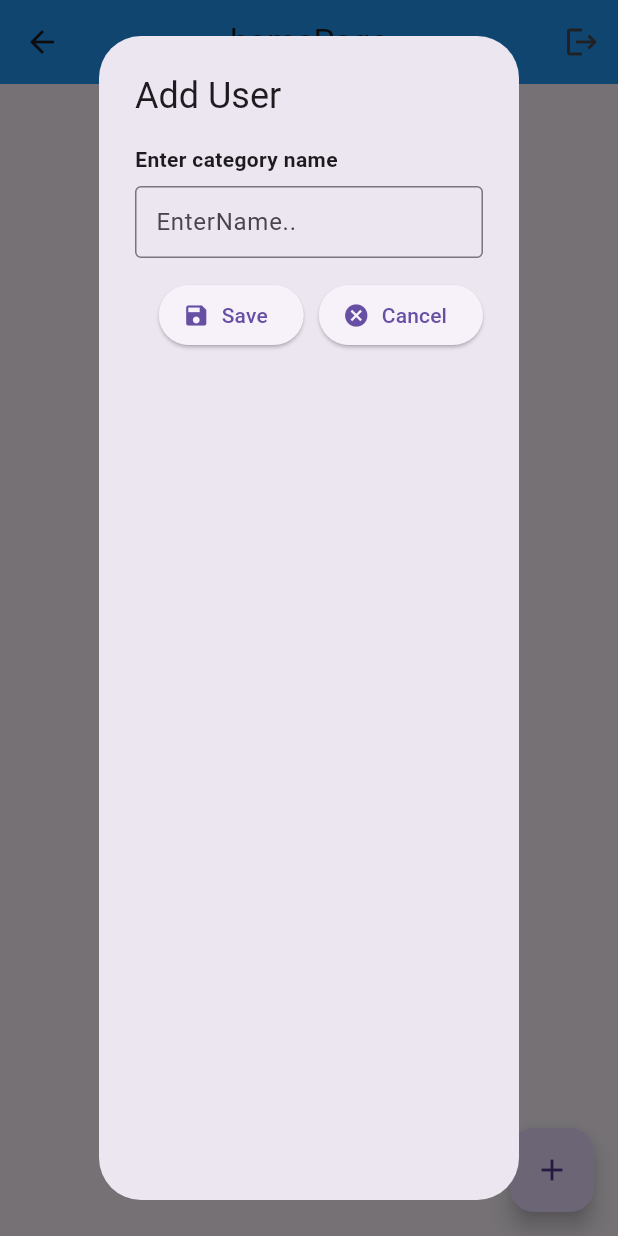
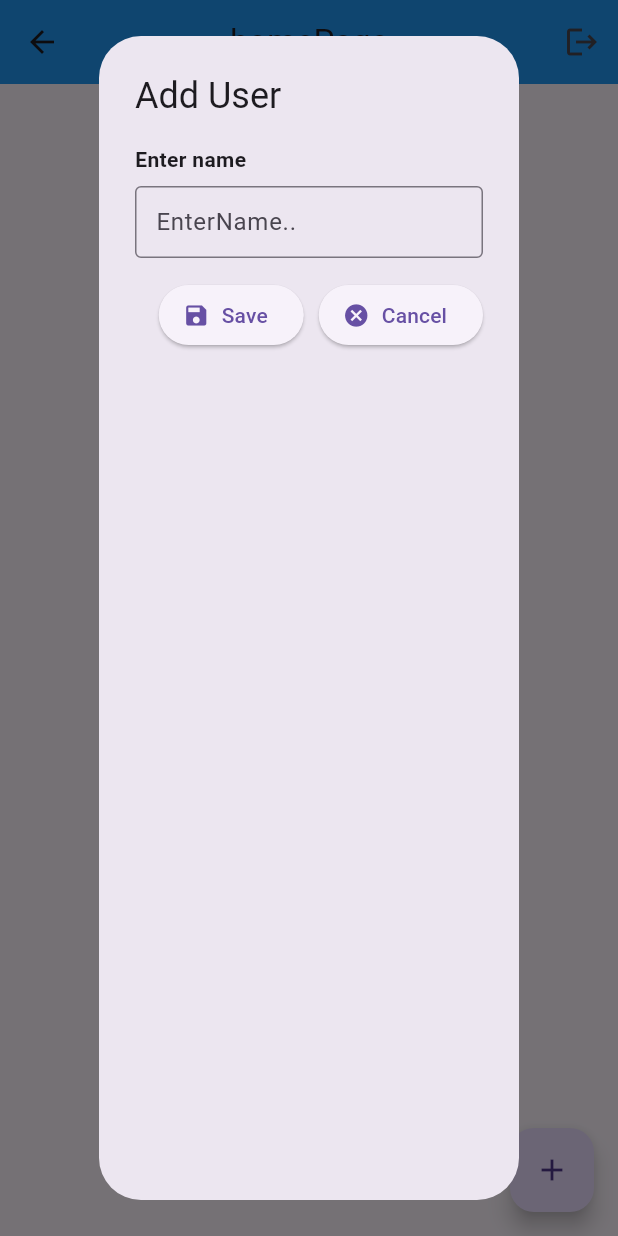
Before and after one commit to foramgondaliya/advance-_flutter_app, a Flutter app: the HomePage screen opened by its route, after a tap on the "add" icon, on a phone screen of 412 x 824 dp. Run offline on Flutter 3.47's test engine with Material 3 defaults, Android fonts, the phone set to English and light mode, and no system bars; our stand-ins replace cloud_firestore, firebase_auth, firebase_core, sqflite; accounts and stored records are empty.

Commit message:
Update homepage.dart

```diff
--- a/lib/Screens/homepage.dart
+++ b/lib/Screens/homepage.dart
@@ -120,7 +120,7 @@ class _HomePageState extends State<HomePage> {
               crossAxisAlignment: CrossAxisAlignment.start,
               children: [
                 const Text(
-                  "Enter category name",
+                  "Enter name",
                   style: TextStyle(
                     fontWeight: FontWeight.bold,
                   ),
```
